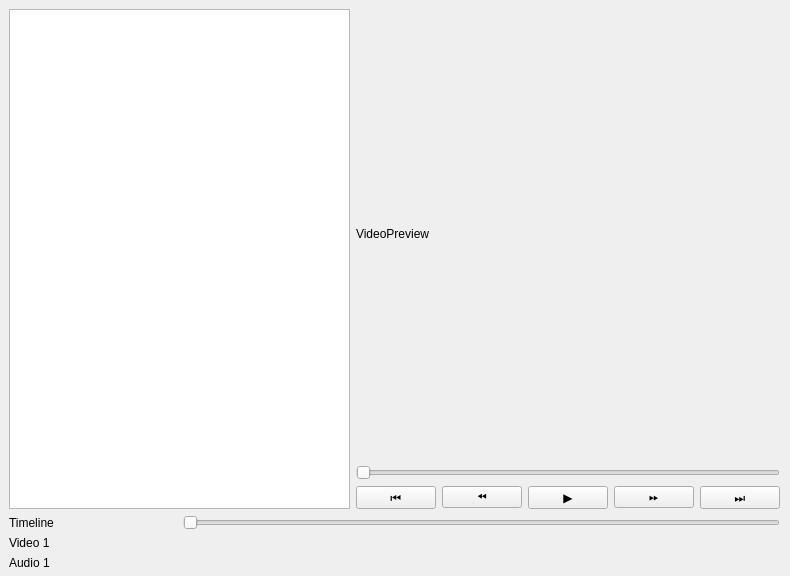
AniMathIO/ManimStudio, file src/ui/videoeditor.ui: the form before one commit.
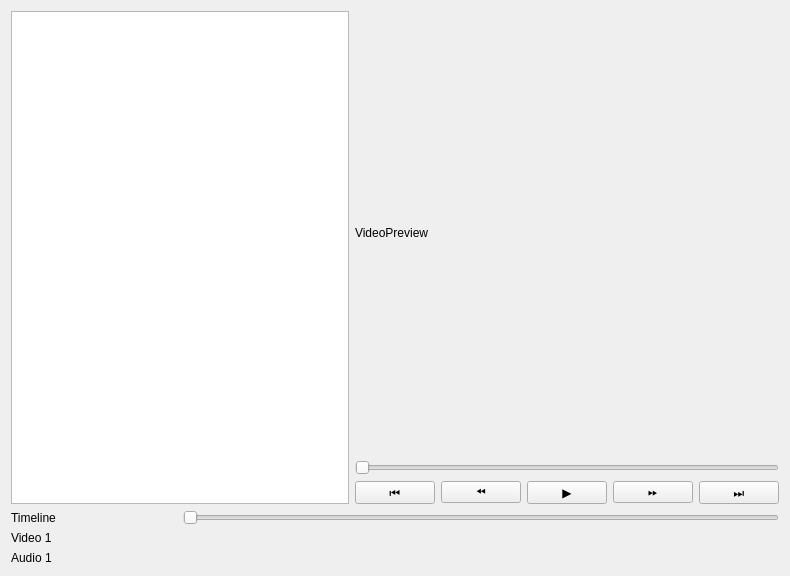
The form after the commit.

```diff
--- a/src/ui/videoeditor.ui
+++ b/src/ui/videoeditor.ui
@@ -13,15 +13,8 @@
   <property name="windowTitle">
    <string>Form</string>
   </property>
-  <widget class="QWidget" name="gridLayoutWidget">
-   <property name="geometry">
-    <rect>
-     <x>9</x>
-     <y>9</y>
-     <width>771</width>
-     <height>561</height>
-    </rect>
-   </property>
+  <layout class="QGridLayout" name="gridLayout_3">
+   <item row="0" column="0">
    <layout class="QGridLayout" name="gridLayout">
     <item row="4" column="0">
      <widget class="QLabel" name="audioLabel">
@@ -127,7 +120,8 @@
      </widget>
     </item>
    </layout>
-  </widget>
+   </item>
+  </layout>
  </widget>
  <resources/>
  <connections/>
```
Lines whose indentation alone changed are shown as unchanged.
